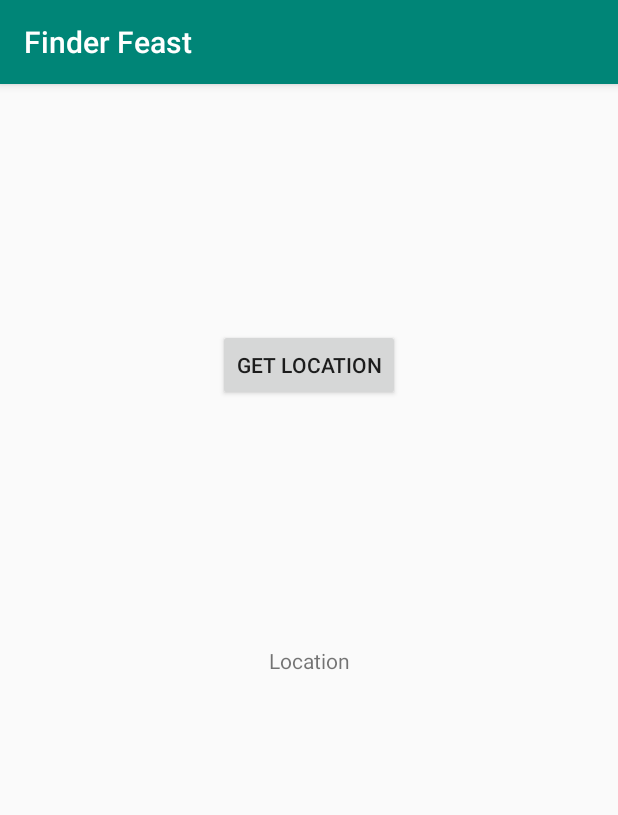
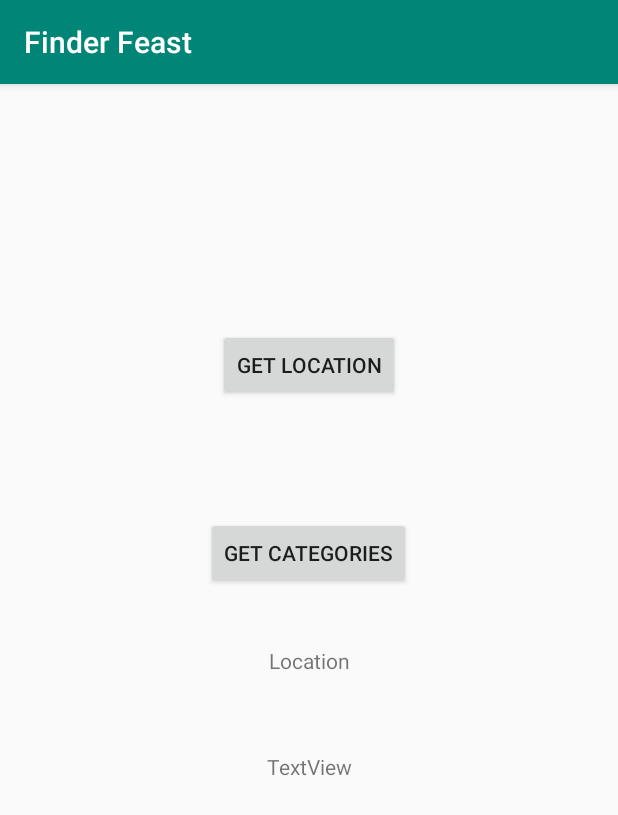
Before and after one commit to searjasub/PRO200-FinderFeast, an Android app: the screen it shows after launch (MainActivity), on a phone screen of 412 x 824 dp. Shown: the top 815 px of the screen. Run offline under Robolectric (Android 15) with nearby library versions, the phone set to English and light mode, and no system bars; libraries missing offline, so code that uses them is left out: com.loopj.android, cz.msebera.android.

```diff
--- a/app/src/main/java/team7/finderfeast/MainActivity.java
+++ b/app/src/main/java/team7/finderfeast/MainActivity.java
@@ -3,10 +3,10 @@ package team7.finderfeast;
 import androidx.appcompat.app.AppCompatActivity;
 import androidx.core.app.ActivityCompat;
 
-import android.Manifest;
 import android.content.pm.PackageManager;
 import android.location.Location;
 import android.os.Bundle;
+import android.util.Log;
 import android.view.View;
 import android.widget.Button;
 import android.widget.TextView;
@@ -14,6 +14,13 @@ import android.widget.TextView;
 import com.google.android.gms.location.FusedLocationProviderClient;
 import com.google.android.gms.location.LocationServices;
 import com.google.android.gms.tasks.OnSuccessListener;
+import com.loopj.android.http.JsonHttpResponseHandler;
+import com.loopj.android.http.RequestParams;
+
+import org.json.JSONException;
+import org.json.JSONObject;
+
+import cz.msebera.android.httpclient.Header;
 
 import static android.Manifest.permission.ACCESS_FINE_LOCATION;
 
@@ -28,7 +35,31 @@ public class MainActivity extends AppCompatActivity {
 
         requestPermission();
         client = LocationServices.getFusedLocationProviderClient(this);
-
+        Button button2 = findViewById(R.id.button2);
+        button2.setOnClickListener(new View.OnClickListener(){
+            @Override
+            public void onClick(View view) {
+                if(ActivityCompat.checkSelfPermission(MainActivity.this, ACCESS_FINE_LOCATION) != PackageManager.PERMISSION_GRANTED) {
+                    return;
+                }
+                RequestParams rp = new RequestParams();
+                RestaurantConnection.get("categories", rp, new JsonHttpResponseHandler(){
+                    @Override
+                    public void onSuccess(int statusCode, Header[] header, JSONObject response) {
+                        // If the response is JSONObject instead of expected JSONArray
+                        Log.d("asd", "---------------- this is response : " + response);
+                        TextView textView = findViewById(R.id.categories);
+                        textView.setText(response.toString());
+                        try {
+                            JSONObject serverResp = new JSONObject(response.toString());
+                        } catch (JSONException e) {
+                            // TODO Auto-generated catch block
+                            e.printStackTrace();
+                        }
+                    }
+                });
+            }
+        });
         Button button = findViewById(R.id.getLocation);
         button.setOnClickListener(new View.OnClickListener() {
             @Override
@@ -49,7 +80,6 @@ public class MainActivity extends AppCompatActivity {
             }
         });
     }
-
     private void requestPermission() {
         ActivityCompat.requestPermissions(this, new String[]{ACCESS_FINE_LOCATION}, 1);
     }
--- a/app/src/main/res/layout/activity_main.xml
+++ b/app/src/main/res/layout/activity_main.xml
@@ -26,4 +26,27 @@
         app:layout_constraintStart_toStartOf="parent"
         app:layout_constraintTop_toTopOf="parent" />
 
+    <Button
+        android:id="@+id/button2"
+        android:layout_width="wrap_content"
+        android:layout_height="wrap_content"
+        android:text="get categories"
+        app:layout_constraintBottom_toBottomOf="parent"
+        app:layout_constraintEnd_toEndOf="parent"
+        app:layout_constraintHorizontal_bias="0.498"
+        app:layout_constraintStart_toStartOf="parent"
+        app:layout_constraintTop_toTopOf="parent"
+        app:layout_constraintVertical_bias="0.401" />
+
+    <TextView
+        android:id="@+id/categories"
+        android:layout_width="wrap_content"
+        android:layout_height="wrap_content"
+        android:text="TextView"
+        app:layout_constraintBottom_toBottomOf="parent"
+        app:layout_constraintEnd_toEndOf="parent"
+        app:layout_constraintStart_toStartOf="parent"
+        app:layout_constraintTop_toTopOf="parent"
+        app:layout_constraintVertical_bias="0.595" />
+
 </androidx.constraintlayout.widget.ConstraintLayout>
```
Also changed, not shown: app/src/main/java/team7/finderfeast/RestaurantConnection.java (+17 -4 lines).
